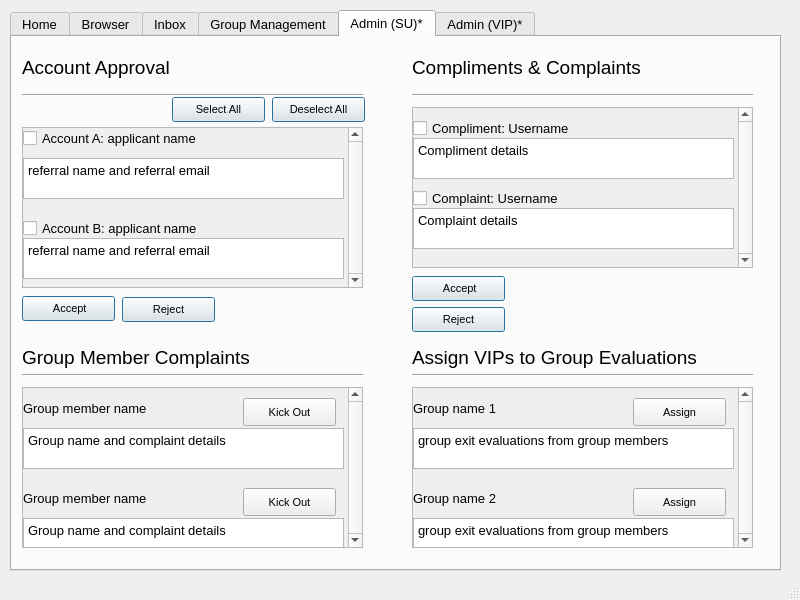
This is GUIs/User Home Page.ui in tislam35/322-Software-Engineering-Project as Qt 5 draws it before an edit. The edited form follows.
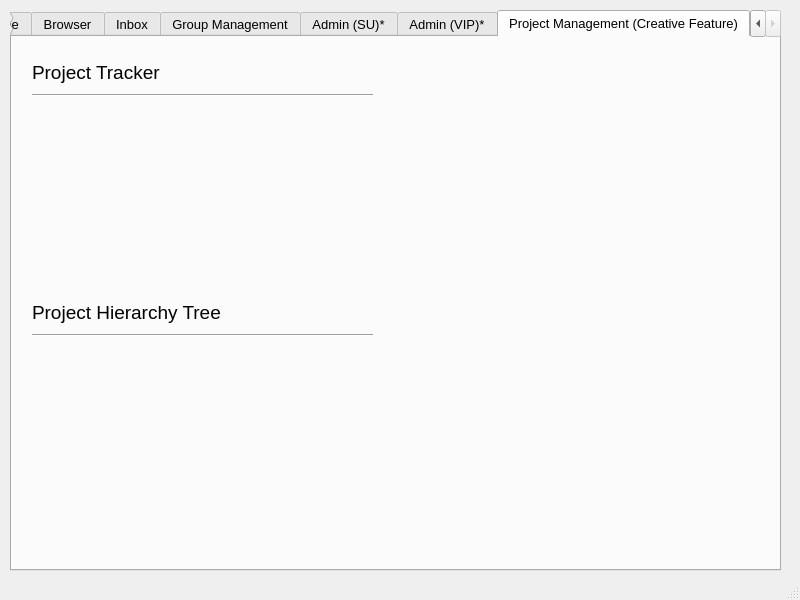
This is the edited form.

Commit message: Added Creative Feature tab in home page

The edit to the form file:
```diff
--- a/GUIs/User Home Page.ui
+++ b/GUIs/User Home Page.ui
@@ -34,7 +34,7 @@
      </font>
     </property>
     <property name="currentIndex">
-     <number>4</number>
+     <number>6</number>
     </property>
     <widget class="QWidget" name="homeTab">
      <attribute name="title">
@@ -3058,6 +3058,73 @@
       </property>
      </widget>
     </widget>
+    <widget class="QWidget" name="tab_2">
+     <attribute name="title">
+      <string>Project Management (Creative Feature)</string>
+     </attribute>
+     <widget class="QLabel" name="label_25">
+      <property name="geometry">
+       <rect>
+        <x>20</x>
+        <y>20</y>
+        <width>341</width>
+        <height>31</height>
+       </rect>
+      </property>
+      <property name="font">
+       <font>
+        <pointsize>14</pointsize>
+       </font>
+      </property>
+      <property name="text">
+       <string>Project Tracker</string>
+      </property>
+     </widget>
+     <widget class="Line" name="line_10">
+      <property name="geometry">
+       <rect>
+        <x>20</x>
+        <y>50</y>
+        <width>341</width>
+        <height>16</height>
+       </rect>
+      </property>
+      <property name="orientation">
+       <enum>Qt::Horizontal</enum>
+      </property>
+     </widget>
+     <widget class="QLabel" name="label_53">
+      <property name="geometry">
+       <rect>
+        <x>20</x>
+        <y>260</y>
+        <width>341</width>
+        <height>31</height>
+       </rect>
+      </property>
+      <property name="font">
+       <font>
+        <pointsize>14</pointsize>
+       </font>
+      </property>
+      <property name="text">
+       <string>Project Hierarchy Tree</string>
+      </property>
+     </widget>
+     <widget class="Line" name="line_22">
+      <property name="geometry">
+       <rect>
+        <x>20</x>
+        <y>290</y>
+        <width>341</width>
+        <height>16</height>
+       </rect>
+      </property>
+      <property name="orientation">
+       <enum>Qt::Horizontal</enum>
+      </property>
+     </widget>
+    </widget>
    </widget>
   </widget>
   <widget class="QStatusBar" name="statusbar"/>
```
